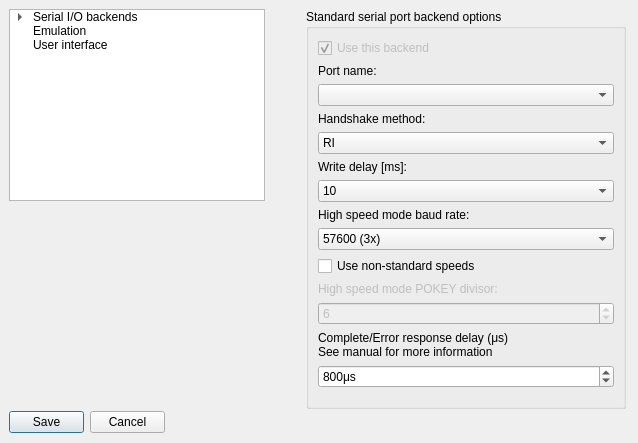
This is optionsdialog.ui in RespeQt/RespeQt as Qt 5 draws it before an edit. The edited form follows.
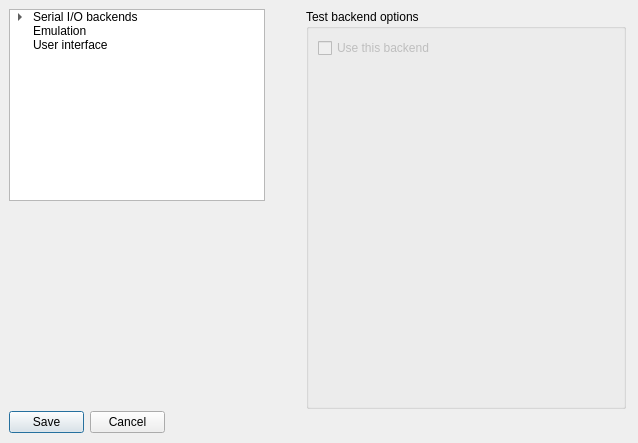
This is the edited form. The open tabs and pages were chosen to show the change.

Commit message: First implementation of testing serial backend.

```diff
--- a/optionsdialog.ui
+++ b/optionsdialog.ui
@@ -480,6 +480,60 @@
      </item>
     </layout>
    </widget>
+   <widget class="QWidget" name="page_testSerialport">
+    <property name="enabled">
+     <bool>true</bool>
+    </property>
+    <layout class="QVBoxLayout" name="verticalLayout_2">
+     <property name="spacing">
+      <number>0</number>
+     </property>
+     <property name="leftMargin">
+      <number>0</number>
+     </property>
+     <property name="topMargin">
+      <number>0</number>
+     </property>
+     <property name="rightMargin">
+      <number>0</number>
+     </property>
+     <property name="bottomMargin">
+      <number>0</number>
+     </property>
+     <item>
+      <widget class="QGroupBox" name="verticalGroupBox">
+       <property name="title">
+        <string>Test backend options</string>
+       </property>
+       <layout class="QVBoxLayout" name="testSerialport">
+        <item>
+         <widget class="QCheckBox" name="serialTestBox">
+          <property name="enabled">
+           <bool>false</bool>
+          </property>
+          <property name="text">
+           <string>Use this backend</string>
+          </property>
+         </widget>
+        </item>
+        <item>
+         <spacer name="verticalSpacer_3">
+          <property name="orientation">
+           <enum>Qt::Vertical</enum>
+          </property>
+          <property name="sizeHint" stdset="0">
+           <size>
+            <width>20</width>
+            <height>40</height>
+           </size>
+          </property>
+         </spacer>
+        </item>
+       </layout>
+      </widget>
+     </item>
+    </layout>
+   </widget>
    <widget class="QWidget" name="page_emulation">
     <layout class="QVBoxLayout" name="verticalLayout_10">
      <property name="spacing">
```
Left out of the diff: 8 changed lines with no effect on the pictures. The commit also changes 7 other files.
